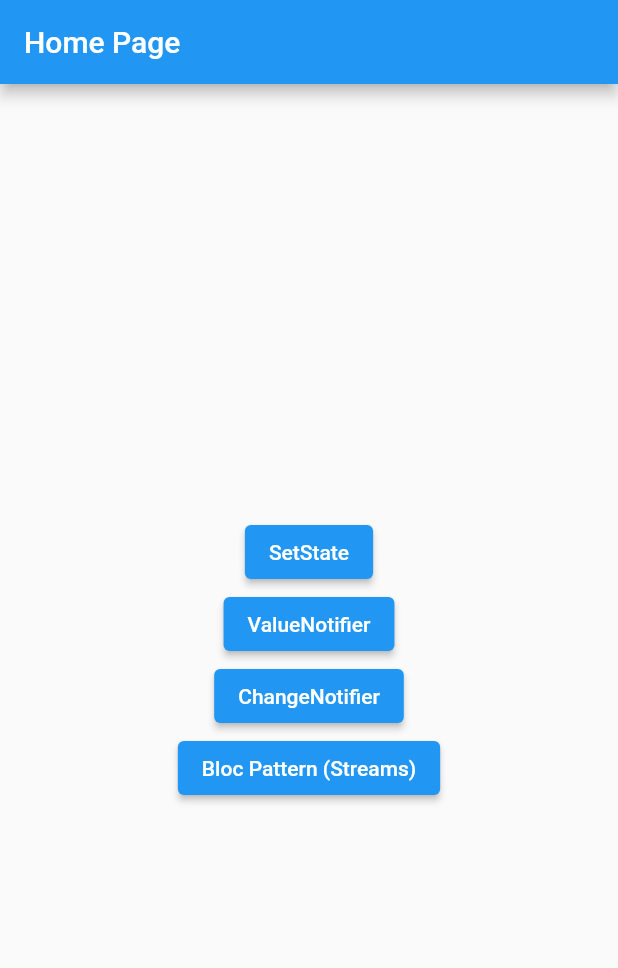
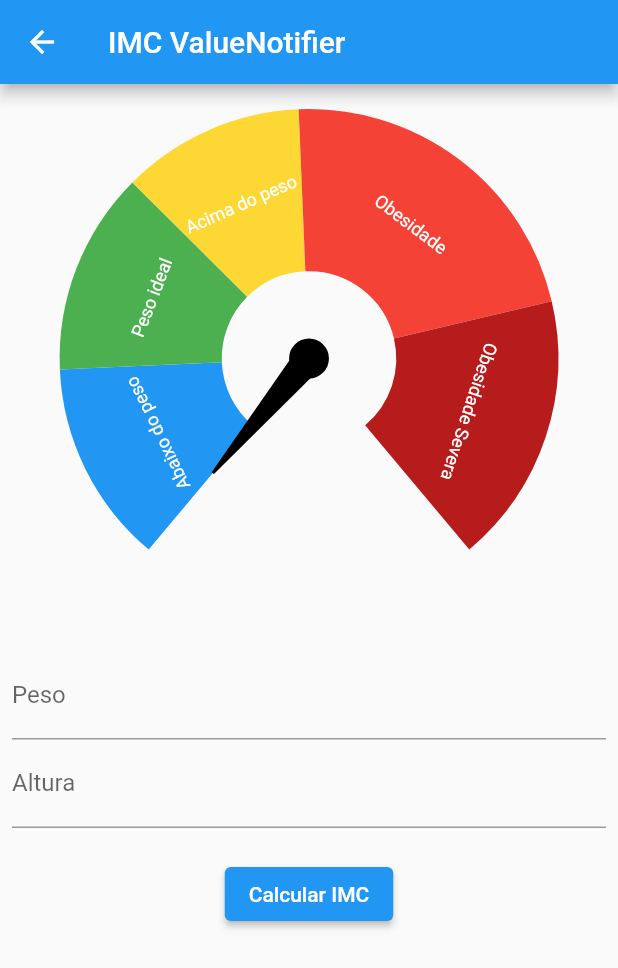
Before and after one commit to giseletoledo/estudos-dart, a Flutter app: the screen it shows after launch, after a tap on "ValueNotifier", on a phone screen of 412 x 824 dp. Shown: the top 968 px of the screen. Run offline on Flutter 3.47's test engine with Material 2 defaults, Android fonts, the phone set to English and light mode, and no system bars; drawn by our look-alikes of syncfusion_flutter_gauges; our stand-ins replace currency_text_input_formatter.

Commit message:
ValueNotifier

```diff
--- a/Gerencia_Estados/flutter_default_state_manager/lib/home_page.dart
+++ b/Gerencia_Estados/flutter_default_state_manager/lib/home_page.dart
@@ -1,5 +1,6 @@
 import 'package:flutter/material.dart';
 import 'package:flutter_default_state_manager/setState/imc_setstate_page.dart';
+import 'package:flutter_default_state_manager/value_notifier/imc_value_notifier_page.dart';
 
 class HomePage extends StatelessWidget {
   const HomePage({Key? key}) : super(key: key);
@@ -25,7 +26,7 @@ class HomePage extends StatelessWidget {
               child: const Text('SetState'),
             ),
             ElevatedButton(
-              onPressed: () {},
+              onPressed: () => _gotoPage(context, ImcValueNotifierPage()),
               child: const Text('ValueNotifier'),
             ),
             ElevatedButton(
--- /dev/null
+++ b/Gerencia_Estados/flutter_default_state_manager/lib/value_notifier/imc_value_notifier_page.dart
@@ -0,0 +1,110 @@
+import 'dart:math';
+
+import 'package:currency_text_input_formatter/currency_text_input_formatter.dart';
+import 'package:flutter/material.dart';
+import 'package:flutter_default_state_manager/widgets/imc_gauge.dart';
+import 'package:intl/intl.dart';
+
+class ImcValueNotifierPage extends StatefulWidget {
+  const ImcValueNotifierPage({Key? key}) : super(key: key);
+
+  @override
+  State<ImcValueNotifierPage> createState() => _ImcValueNotifierPageState();
+}
+
+class _ImcValueNotifierPageState extends State<ImcValueNotifierPage> {
+  final pesoEC = TextEditingController();
+  final alturaEC = TextEditingController();
+  final formKey = GlobalKey<FormState>();
+  var imc = ValueNotifier(0.0);
+
+  @override
+  void dispose() {
+    pesoEC.dispose();
+    alturaEC.dispose();
+    super.dispose();
+  }
+
+  Future<void> _calcularIMC(
+      {required double peso, required double altura}) async {
+    imc.value = 0;
+    await Future.delayed(Duration(seconds: 1));
+    imc.value = peso / pow(altura, 2);
+  }
+
+  @override
+  Widget build(BuildContext context) {
+    print('-----------------------------');
+    print('BUILD_TELA');
+    return Scaffold(
+      appBar: AppBar(
+        title: const Text('IMC ValueNotifier'),
+      ),
+      body: SingleChildScrollView(
+        child: Form(
+          key: formKey,
+          child: Padding(
+            padding: const EdgeInsets.all(8.0),
+            child: Column(
+              children: [
+                ValueListenableBuilder<double>(
+                    valueListenable: imc,
+                    builder: (_, imcValue, __) {
+                      return ImcGauge(
+                        imc: imcValue,
+                      );
+                    }),
+                const SizedBox(
+                  height: 20,
+                ),
+                TextFormField(
+                  controller: pesoEC,
+                  keyboardType: TextInputType.number,
+                  decoration: const InputDecoration(labelText: 'Peso'),
+                  inputFormatters: [
+                    CurrencyTextInputFormatter(
+                        locale: 'pt_BR',
+                        symbol: '',
+                        turnOffGrouping: true,
+                        decimalDigits: 2)
+                  ],
+                ),
+                TextFormField(
+                  controller: alturaEC,
+                  keyboardType: TextInputType.number,
+                  decoration: const InputDecoration(labelText: 'Altura'),
+                  inputFormatters: [
+                    CurrencyTextInputFormatter(
+                        locale: 'pt_BR',
+                        symbol: '',
+                        turnOffGrouping: true,
+                        decimalDigits: 2)
+                  ],
+                ),
+                const SizedBox(
+                  height: 20,
+                ),
+                ElevatedButton(
+                    onPressed: () {
+                      var formValid = formKey.currentState?.validate() ?? false;
+
+                      if (formValid) {
+                        var formatter = NumberFormat.simpleCurrency(
+                            locale: 'pt_BR', decimalDigits: 2);
+
+                        double peso = formatter.parse(pesoEC.text) as double;
+                        double altura =
+                            formatter.parse(alturaEC.text) as double;
+
+                        _calcularIMC(peso: peso, altura: altura);
+                      }
+                    },
+                    child: const Text('Calcular IMC'))
+              ],
+            ),
+          ),
+        ),
+      ),
+    );
+  }
+}
```
Also changed, not shown: Gerencia_Estados/flutter_default_state_manager/pubspec.lock.
